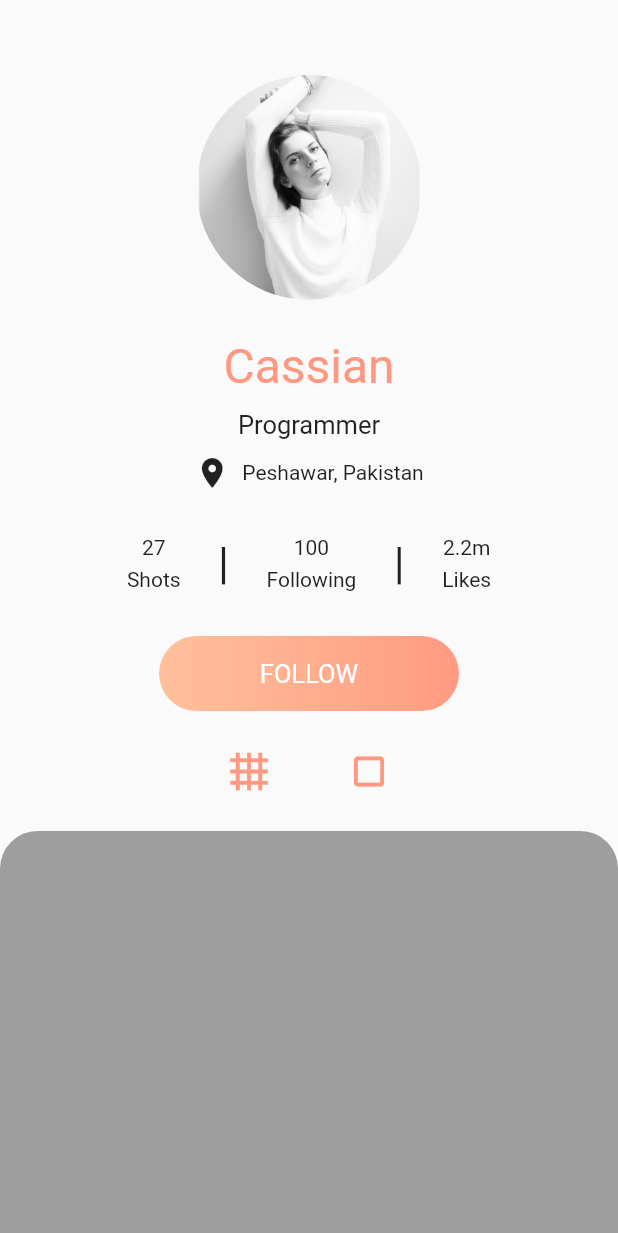
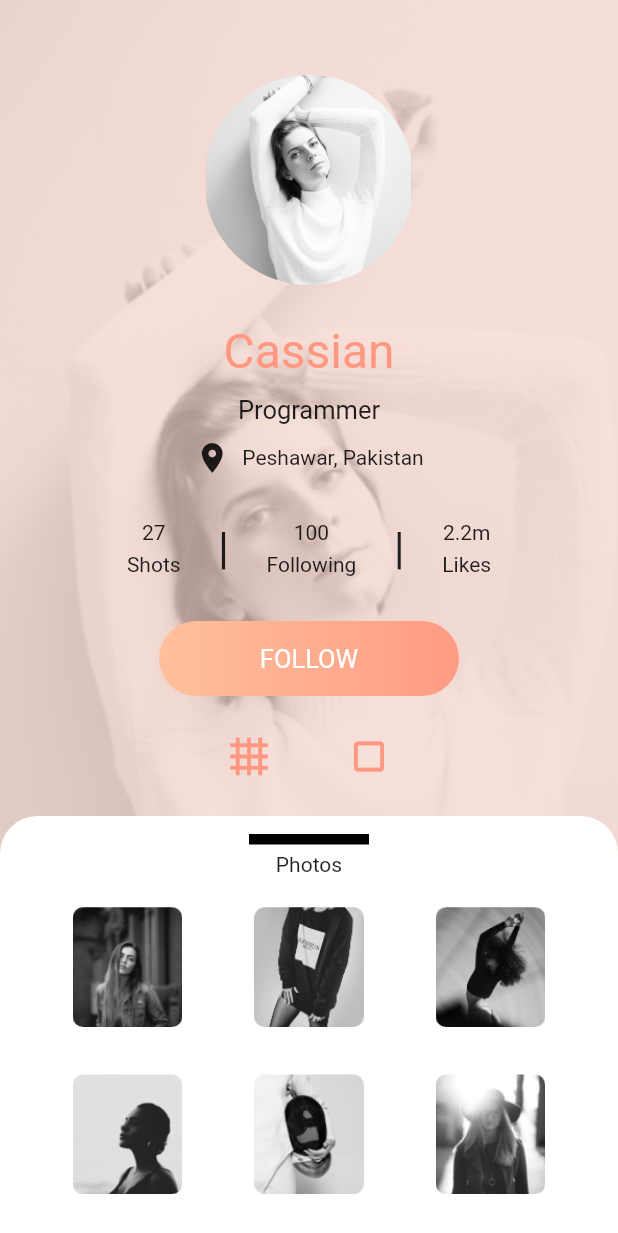
Before and after one commit to haroonkhan335/portfolio, a Flutter app: the screen it shows after launch, on a phone screen of 412 x 824 dp. Shown: the top 1233 px of the screen. Run offline on Flutter 3.47's test engine with Material 2 defaults, Android fonts, the phone set to English and light mode, and no system bars.

Commit message:
refactoring, stack, overlays

```diff
--- a/lib/main.dart
+++ b/lib/main.dart
@@ -24,21 +24,51 @@ class Home extends StatelessWidget {
   Widget build(BuildContext context) {
     return SafeArea(
       child: Scaffold(
-        body: Center(
+        body: Stack(
+          children: [
+            Container(
+              width: double.infinity,
+              height: double.infinity,
+              child: Image(
+                fit: BoxFit.cover,
+                image: AssetImage(
+                  'assets/overlay.png',
+                ),
+              ),
+            ),
+            Container(
+              width: double.infinity,
+              height: double.infinity,
+              decoration: BoxDecoration(
+                gradient: LinearGradient(
+                  begin: Alignment.topCenter,
+                  colors: [
+                    Color(0xFFF5D4CA).withOpacity(0.7),
+                    Color(0xFFF5D4CA).withOpacity(0.7),
+                  ],
+                ),
+              ),
+            ),
+            Center(
               child: Column(
                 children: [
                   const SizedBox(height: 50),
-              ClipRRect(
-                borderRadius: BorderRadius.circular(500),
-                child: Container(
-                  height: 150,
-                  width: 150,
-                  child: const Image(
-                    fit: BoxFit.cover,
-                    image: AssetImage('assets/person_profile.png'),
+                  CircleAvatar(
+                    backgroundImage: AssetImage('assets/person_profile.png'),
+                    radius: 70,
+                    backgroundColor: Colors.transparent,
                   ),
-                ),
-              ),
+                  // ClipRRect(
+                  //   borderRadius: BorderRadius.circular(500),
+                  //   child: Container(
+                  //     height: 150,
+                  //     width: 150,
+                  //     child: const Image(
+                  //       fit: BoxFit.cover,
+                  //       image: AssetImage('assets/person_profile.png'),
+                  //     ),
+                  //   ),
+                  // ),
                   const SizedBox(height: 25),
                   const Text(
                     "Cassian",
@@ -169,18 +199,91 @@ class Home extends StatelessWidget {
                   ),
                   Expanded(
                     child: Container(
+                      padding: EdgeInsets.all(12),
+                      width: double.infinity,
                       decoration: BoxDecoration(
                         borderRadius: BorderRadius.only(
                             topLeft: Radius.circular(25),
                             topRight: Radius.circular(25)),
-                    color: Colors.grey,
+                        color: Colors.white,
+                      ),
+                      child: Column(
+                        children: [
+                          Container(
+                            height: 7,
+                            width: 80,
+                            color: Colors.black,
+                          ),
+                          Padding(
+                            padding: const EdgeInsets.symmetric(vertical: 5.0),
+                            child: Text('Photos'),
+                          ),
+                          Expanded(
+                            child: Row(
+                              mainAxisAlignment: MainAxisAlignment.spaceEvenly,
+                              children: const [
+                                PostImage(image: 'assets/posts (1).png'),
+                                PostImage(image: 'assets/posts (2).png'),
+                                PostImage(image: 'assets/posts (3).png')
+                              ],
+                            ),
+                          ),
+                          Expanded(
+                            child: Row(
+                              mainAxisAlignment: MainAxisAlignment.spaceEvenly,
+                              children: const [
+                                PostImage(image: 'assets/posts (4).png'),
+                                PostImage(image: 'assets/posts (5).png'),
+                                PostImage(image: 'assets/posts (6).png'),
+
+                                // Padding(
+                                //   padding: const EdgeInsets.all(8.0),
+                                //   child: Container(
+                                //     height: 80,
+                                //     width: 80,
+                                //     decoration: BoxDecoration(
+                                //         borderRadius: BorderRadius.circular(8),
+                                //         image: DecorationImage(
+                                //             image: AssetImage(
+                                //                 'assets/posts (6).png'))),
+                                //   ),
+                                // )
+                              ],
+                            ),
+                          )
+                        ],
                       ),
                     ),
                   ),
                 ],
               ),
             ),
+          ],
+        ),
       ),
     );
   }
 }
+
+class PostImage extends StatelessWidget {
+  const PostImage({Key? key, required this.image}) : super(key: key);
+
+  final String image;
+
+  @override
+  Widget build(BuildContext context) {
+    return Padding(
+      padding: const EdgeInsets.all(8.0),
+      child: Container(
+        height: 80,
+        width: 80,
+        decoration: BoxDecoration(
+          borderRadius: BorderRadius.circular(8),
+          image: DecorationImage(
+            image: AssetImage(image),
+          ),
+        ),
+      ),
+    );
+  }
+}
```
Also changed, not shown: assets/posts (1).png (renamed from assets/Rectangle-1.png), assets/posts (2).png (renamed from assets/Rectangle-3.png), assets/posts (3).png (renamed from assets/Rectangle Copy 2.png), assets/posts (4).png (renamed from assets/Rectangle Copy -2.png), assets/posts (5).png (renamed from assets/Rectangle Copy 3.png), assets/posts (6).png (renamed from assets/Rectangle Copy -3.png), assets/posts (8).png (renamed from assets/Rectangle.png), assets/sdafksj.png (renamed from assets/andreea-chidu-1.png). Lines whose indentation alone changed are shown as unchanged.
